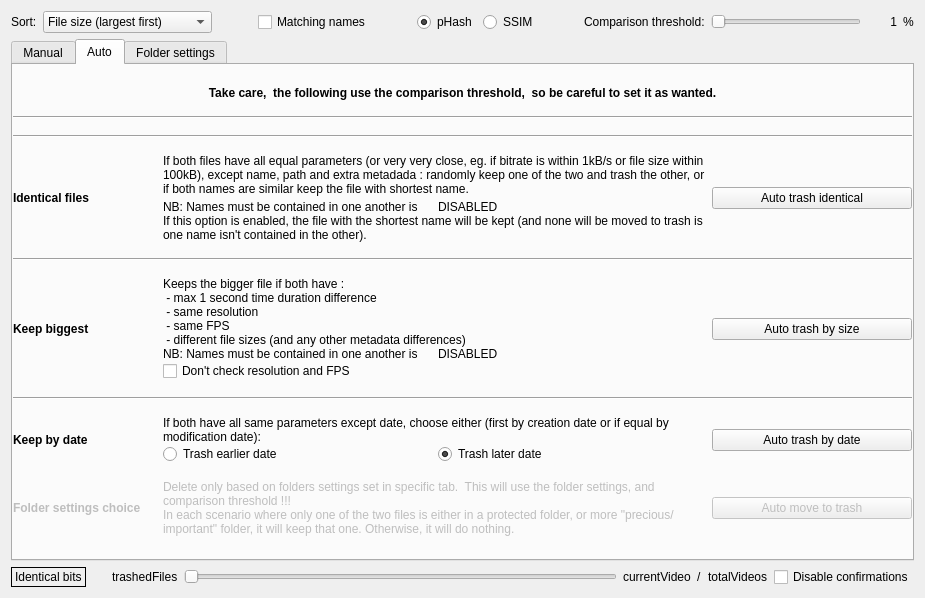
The window that QtProject/app/comparison.ui (theophanemayaud/video-simili-duplicate-cleaner) describes before a commit, drawn with Qt 5.
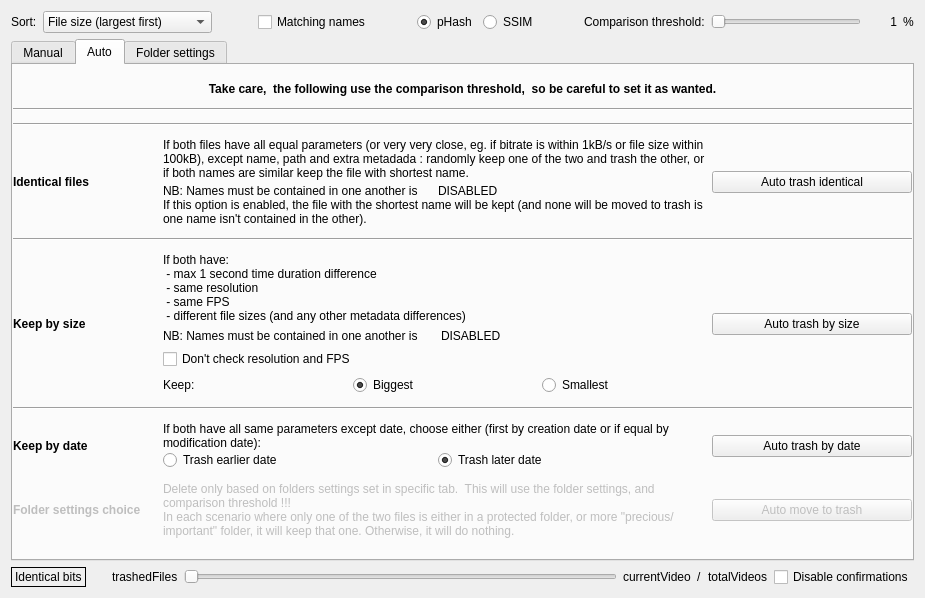
The same window after the commit. The open tabs and pages were chosen to show the change. Custom widgets are drawn as their Qt base class.

Commit message:
feat(auto): add option to auto delete smaller file and add ci tests (#189)
To resolve
https://github.com/theophanemayaud/video-simili-duplicate-cleaner/issues/157

---------

Diff of the .ui file:
```diff
--- a/QtProject/app/comparison.ui
+++ b/QtProject/app/comparison.ui
@@ -1592,19 +1592,22 @@
               </font>
              </property>
              <property name="text">
-              <string>Keep biggest</string>
+              <string>Keep by size</string>
              </property>
             </widget>
            </item>
            <item>
             <layout class="QVBoxLayout" name="verticalLayout_7">
+             <property name="spacing">
+              <number>6</number>
+             </property>
              <item>
               <widget class="QLabel" name="label_5">
                <property name="lineWidth">
                 <number>2</number>
                </property>
                <property name="text">
-                <string>Keeps the bigger file if both have : 
+                <string>If both have:
  - max 1 second time duration difference
  - same resolution
  - same FPS
@@ -1640,6 +1643,43 @@
                </property>
               </widget>
              </item>
+             <item>
+              <layout class="QHBoxLayout" name="horizontalLayout_onlySizeDiffersChoice">
+               <property name="spacing">
+                <number>20</number>
+               </property>
+               <item>
+                <widget class="QLabel" name="label_onlySizeDiffersKeep">
+                 <property name="text">
+                  <string>Keep:</string>
+                 </property>
+                </widget>
+               </item>
+               <item>
+                <widget class="QRadioButton" name="radioButton_onlySizeDiffers_keepBiggest">
+                 <property name="text">
+                  <string>Biggest</string>
+                 </property>
+                 <property name="checked">
+                  <bool>true</bool>
+                 </property>
+                 <attribute name="buttonGroup">
+                  <string notr="true">buttonGroup_onlySizeDiffers</string>
+                 </attribute>
+                </widget>
+               </item>
+               <item>
+                <widget class="QRadioButton" name="radioButton_onlySizeDiffers_keepSmallest">
+                 <property name="text">
+                  <string>Smallest</string>
+                 </property>
+                 <attribute name="buttonGroup">
+                  <string notr="true">buttonGroup_onlySizeDiffers</string>
+                 </attribute>
+                </widget>
+               </item>
+              </layout>
+             </item>
             </layout>
            </item>
            <item>
@@ -1814,7 +1854,7 @@
               <bool>false</bool>
              </property>
              <property name="text">
-              <string>Delete only based on folders settings set in specific tab.  This will use the folder settings, and comparison threshold !!! 
+              <string>Delete only based on folders settings set in specific tab.  This will use the folder settings, and comparison threshold !!!
 In each scenario where only one of the two files is either in a protected folder, or more &quot;precious/important&quot; folder, it will keep that one. Otherwise, it will do nothing.</string>
              </property>
              <property name="wordWrap">
```
Left out of the diff: 10 changed lines with no effect on the pictures. The commit also changes 14 other files.
